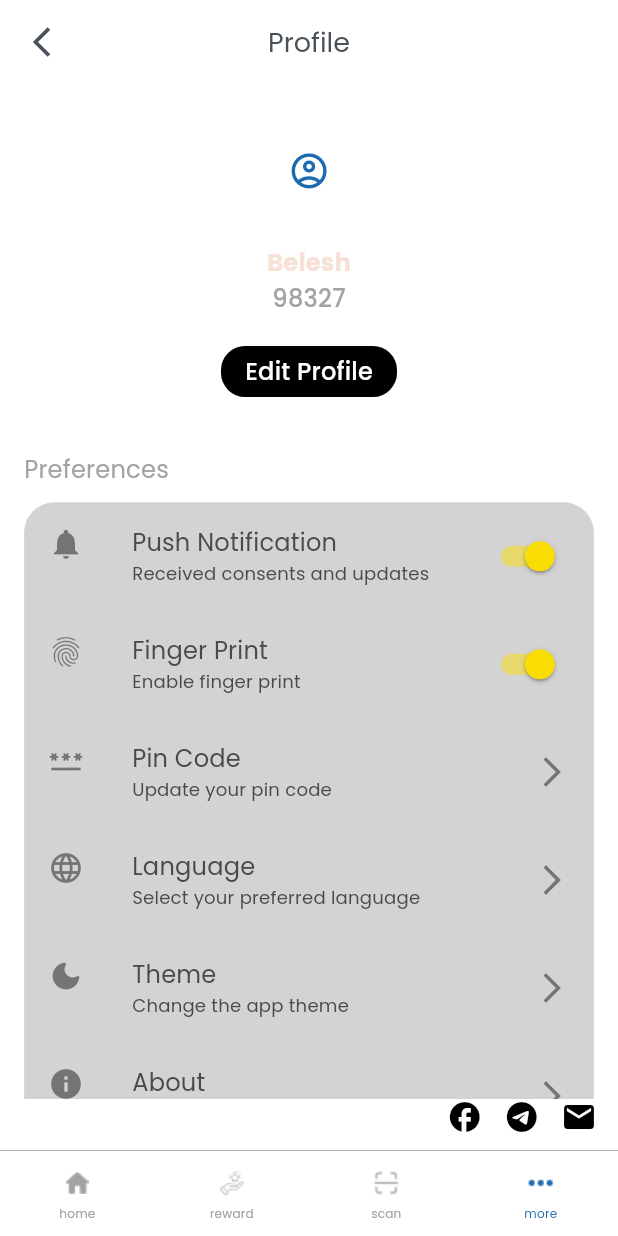
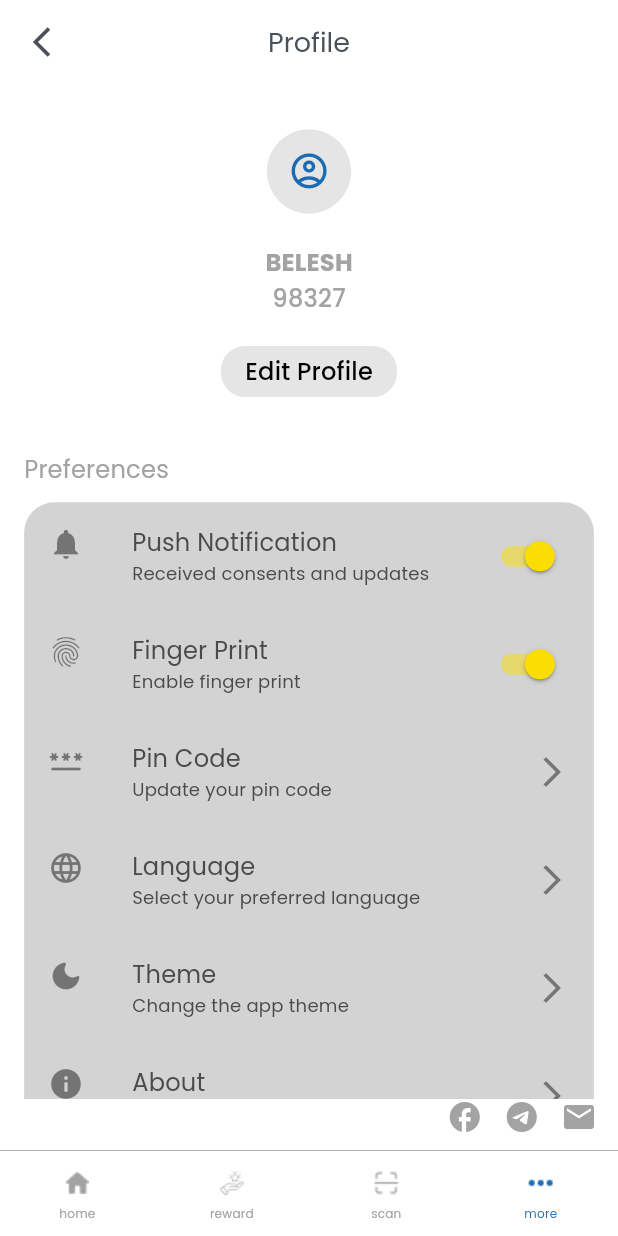
Before and after one commit to BeleShew/remittance, a Flutter app: the ProfileScreen screen opened by its route, on a phone screen of 412 x 824 dp. Run offline on Flutter 3.47's test engine with Material 3 defaults, Android fonts, the light colour scheme and no system bars; our stand-ins replace auto_route, dio, flutter_easyloading, flutter_riverpod, get_it, google_fonts and 4 more; missing offline and left inert: local_auth_android, local_auth_darwin.

Commit message:
update the app themes

```diff
--- a/lib/app/utils/helper_methods.dart
+++ b/lib/app/utils/helper_methods.dart
@@ -130,8 +130,8 @@ String generateAccountNumber() {
             message: message,
             transitionType: transitionType,
             showCloseIcon: showCloseIcon,
-            backgroundColor: backgroundColor ?? Colors.black,
-            textColor: textColor ?? Colors.white,
+            backgroundColor: Theme.of(context).brightness == Brightness.dark? AppColors.black: AppColors.darkGrey,
+            textColor: Theme.of(context).brightness == Brightness.dark? AppColors.white: AppColors.black,
             onDismiss: removeOverlay,
           ),
         );
--- a/lib/presentation/pages/landing_screen.dart
+++ b/lib/presentation/pages/landing_screen.dart
@@ -35,6 +35,7 @@ class _LandingScreenState extends ConsumerState<LandingScreen> {
           mainAxisSize: MainAxisSize.min,
           crossAxisAlignment: CrossAxisAlignment.stretch,
           children: [
+            SizedBox(height: MySize.size12),
             _getGreetingWidget(user),
             SizedBox(height: MySize.size12),
             _balanceWidget(user),
@@ -48,7 +49,7 @@ class _LandingScreenState extends ConsumerState<LandingScreen> {
 
   Widget _getGreetingWidget(LoginResponse? user) {
     return NavAppBarTitle(
-      title: "Selam, ${user?.name ?? "BelachewSh"}",
+      title: "Selam, ${user?.name ?? "BelachewSh"}".toUpperCase(),
       // titleColor: AppColors.white,
       // subTitleColor: AppColors.white,
       subTitle: getGreeting(),
--- a/lib/presentation/pages/profile_screen.dart
+++ b/lib/presentation/pages/profile_screen.dart
@@ -62,14 +62,12 @@ class _ProfileScreenState extends ConsumerState<ProfileScreen>{
           mainAxisAlignment: MainAxisAlignment.center,
           children: [
             const Spacer(),
-            const Icon(Icons.facebook),
+             Icon(Icons.facebook,color: Theme.of(context).brightness == Brightness.dark? AppColors.lightGrey: AppColors.darkGrey,),
             SizedBox(width: MySize.size14,),
-            const Icon(Icons.telegram),
+             Icon(Icons.telegram,color: Theme.of(context).brightness == Brightness.dark? AppColors.lightGrey: AppColors.darkGrey,),
             SizedBox(width: MySize.size14,),
-            const Icon(Icons.email),
+            Icon(Icons.email,color: Theme.of(context).brightness == Brightness.dark? AppColors.lightGrey: AppColors.darkGrey,),
             SizedBox(width: MySize.size14,),
-            // const Icon(Icons.chat_bubble),
-            // SizedBox(width: MySize.size20,),
           ],
         );
   }
@@ -86,6 +84,7 @@ class _ProfileScreenState extends ConsumerState<ProfileScreen>{
             Container(
               decoration: BoxDecoration(
                 color: AppColors.lightGrey.withOpacity(0.25),
+                // color: Theme.of(context).brightness == Brightness.dark? AppColors.lightGrey: AppColors.lightestGrey,
                 borderRadius: BorderRadius.circular(MySize.size20 ?? 0),
               ),
               child: Column(
@@ -203,7 +202,8 @@ class _ProfileScreenState extends ConsumerState<ProfileScreen>{
     return Center(
           child: Container(
             decoration: BoxDecoration(
-            color: AppColors.black,
+            // color: AppColors.black,
+            color: Theme.of(context).brightness == Brightness.dark? AppColors.black: AppColors.lightestGrey,
             shape: BoxShape.rectangle,
               borderRadius: BorderRadius.all(Radius.circular(MySize.size16??0))
           ),
@@ -215,7 +215,7 @@ class _ProfileScreenState extends ConsumerState<ProfileScreen>{
                 fontSize: MySize.size16,
                 fontWeight: 500,
                 textAlign: TextAlign.start,
-                color:AppColors.white,
+                color:Theme.of(context).brightness == Brightness.dark? AppColors.white: AppColors.black,
               ),
             ),
           ),
@@ -238,12 +238,13 @@ class _ProfileScreenState extends ConsumerState<ProfileScreen>{
   Widget _userName(String name) {
     return Center(
           child: TextWidgetText.textWidget(
-            text:name,
+            text:name.toUpperCase(),
             themeData: context.themeData.textTheme.displaySmall!,
             fontSize: MySize.size16,
             fontWeight: 700,
             textAlign: TextAlign.start,
-            color:AppColors.lightPrime,
+            // color:AppColors.lightPrime,
+            color:Theme.of(context).brightness == Brightness.dark? AppColors.lightPrime: AppColors.darkGrey,
           ),
         );
   }
@@ -251,7 +252,8 @@ class _ProfileScreenState extends ConsumerState<ProfileScreen>{
   Widget _profileImage() {
     return CircleAvatar(
       radius: MySize.size28,
-          backgroundColor: AppColors.white,
+          // backgroundColor: AppColors.white,
+          backgroundColor: Theme.of(context).brightness == Brightness.dark? AppColors.white: AppColors.lightestGrey,
           child: Icon(Icons.account_circle_outlined,
             size: MySize.size28,
             color: AppColors.primary,),
--- a/lib/presentation/widgets/nav_bar_app_bar.dart
+++ b/lib/presentation/widgets/nav_bar_app_bar.dart
@@ -29,7 +29,7 @@ class NavAppBarTitle extends StatelessWidget {
                   fontSize: MySize.size16,
                   fontWeight: 700,
                   textAlign: TextAlign.start,
-                  color:titleColor ?? AppColors.black,
+                  color:titleColor,
               ),
               SizedBox(height: MySize.size5,),
               TextWidgetText.textWidget(
@@ -38,7 +38,7 @@ class NavAppBarTitle extends StatelessWidget {
                   fontSize: MySize.size12,
                   fontWeight: 500,
                   textAlign: TextAlign.start,
-                  color:subTitleColor??AppColors.black,
+                  color:subTitleColor,
               ),
             ],
           ),
```
